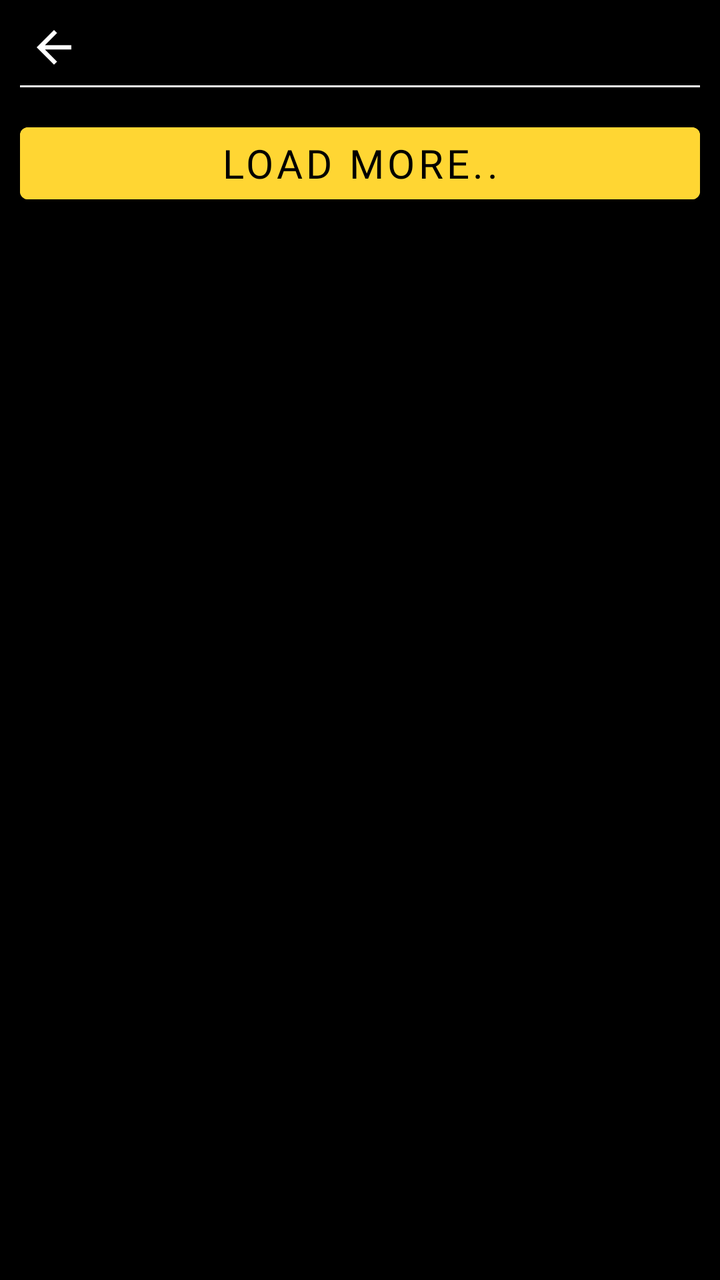
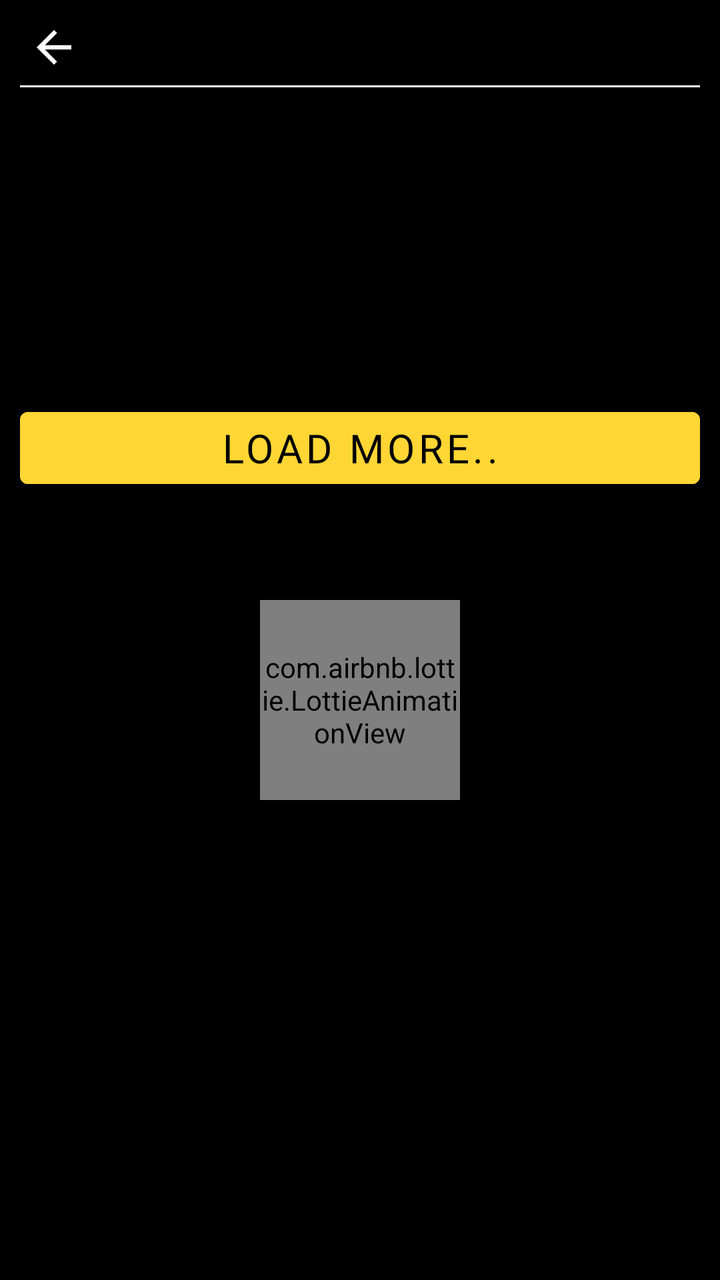

An Android layout rendered at two revisions. The XML below is the earlier revision; the diff shows what the commit changed to produce the second picture.
<!-- AndroidManifest.xml: application theme Theme.NavigationDrawer -->
<!-- res/layout/fragment_gallery.xml -->
<?xml version="1.0" encoding="utf-8"?>
<androidx.core.widget.NestedScrollView xmlns:android="http://schemas.android.com/apk/res/android"
    xmlns:app="http://schemas.android.com/apk/res-auto"
    xmlns:tools="http://schemas.android.com/tools"
    android:layout_width="match_parent"
    android:layout_height="match_parent"
    android:background="@color/black"
    tools:context=".Fragment.Gallery">

    <androidx.constraintlayout.widget.ConstraintLayout
        android:layout_width="match_parent"
        android:layout_height="wrap_content">

        <LinearLayout
            android:id="@+id/lay2"
            android:layout_width="match_parent"
            android:layout_height="wrap_content"
            android:layout_marginTop="10dp"
            android:orientation="horizontal"
            android:paddingHorizontal="10dp"
            android:weightSum="1"
            app:layout_constraintEnd_toEndOf="parent"
            app:layout_constraintStart_toStartOf="parent"
            app:layout_constraintTop_toTopOf="parent">

            <ImageView
                android:id="@+id/back"
                android:layout_width="0dp"
                android:layout_height="wrap_content"
                android:layout_gravity="center_vertical"
                android:layout_weight="0.1"
                android:src="@drawable/arrow_back" />

            <TextView
                android:id="@+id/text1"
                android:layout_width="0dp"
                android:layout_height="wrap_content"
                android:layout_gravity="center_vertical"
                android:layout_marginBottom="-2dp"
                android:layout_weight="0.9"
                android:fontFamily="@font/poppins_semibold"
                android:gravity="center_vertical"
                android:paddingHorizontal="5dp"
                android:textAllCaps="true"
                android:textColor="@color/white"
                android:textSize="22sp" />
        </LinearLayout>

        <View
            android:id="@+id/view1"
            android:layout_width="0dp"
            android:layout_height="1dp"
            android:layout_marginHorizontal="10dp"
            android:layout_marginTop="5dp"
            android:background="@color/white"
            app:layout_constraintEnd_toEndOf="parent"
            app:layout_constraintStart_toStartOf="parent"
            app:layout_constraintTop_toBottomOf="@id/lay2" />

        <androidx.recyclerview.widget.RecyclerView
            android:id="@+id/gallRV"
            android:layout_width="0dp"
            android:layout_height="wrap_content"
            android:layout_marginTop="10dp"
            app:layout_constraintEnd_toEndOf="parent"
            app:layout_constraintStart_toStartOf="parent"
            app:layout_constraintTop_toBottomOf="@id/lay2" />

        <Button
            android:id="@+id/loadBtn"
            android:layout_width="0dp"
            android:layout_height="wrap_content"
            android:layout_margin="10dp"
            android:backgroundTint="#FFD633"
            android:fontFamily="@font/poppins_medium"
            android:text="Load More.."
            android:textColor="@color/black"
            android:textSize="20sp"
            app:layout_constraintBottom_toBottomOf="parent"
            app:layout_constraintEnd_toEndOf="parent"
            app:layout_constraintStart_toStartOf="parent"
            app:layout_constraintTop_toBottomOf="@id/gallRV" />

    </androidx.constraintlayout.widget.ConstraintLayout>

</androidx.core.widget.NestedScrollView>
<!-- resources referenced by this layout -->
<resources>
  <color name="black">#FF000000</color>
  <color name="white">#FFFFFFFF</color>
  <!-- drawable arrow_back (drawable) -->
  <vector android:autoMirrored="true" android:height="26dp"
      android:tint="#FFFFFF" android:viewportHeight="24"
      android:viewportWidth="24" android:width="26dp" xmlns:android="http://schemas.android.com/apk/res/android">
      <path android:fillColor="@android:color/black" android:pathData="M20,11H7.83l5.59,-5.59L12,4l-8,8 8,8 1.41,-1.41L7.83,13H20v-2z"/>
  </vector>
  <style name="Theme.NavigationDrawer" parent="Theme.MaterialComponents.DayNight.NoActionBar">
          
          <item name="colorPrimary">#FFECA1</item>
          
      </style>
</resources>

<!-- the commit's change to res/layout/fragment_gallery.xml (unified diff, before → after) -->
@@ -9,7 +9,7 @@
 
     <androidx.constraintlayout.widget.ConstraintLayout
         android:layout_width="match_parent"
-        android:layout_height="wrap_content">
+        android:layout_height="match_parent">
 
         <LinearLayout
             android:id="@+id/lay2"
@@ -60,11 +60,24 @@
         <androidx.recyclerview.widget.RecyclerView
             android:id="@+id/gallRV"
             android:layout_width="0dp"
-            android:layout_height="wrap_content"
+            android:layout_height="match_parent"
             android:layout_marginTop="10dp"
             app:layout_constraintEnd_toEndOf="parent"
             app:layout_constraintStart_toStartOf="parent"
             app:layout_constraintTop_toBottomOf="@id/lay2" />
+
+        <com.airbnb.lottie.LottieAnimationView
+            android:id="@+id/resLot"
+            android:layout_width="100dp"
+            android:layout_height="100dp"
+            android:layout_marginTop="300dp"
+            android:elevation="5dp"
+            app:layout_constraintEnd_toEndOf="parent"
+            app:layout_constraintStart_toStartOf="parent"
+            app:layout_constraintTop_toTopOf="parent"
+            app:lottie_autoPlay="true"
+            app:lottie_loop="true"
+            app:lottie_rawRes="@raw/asmita" />
 
         <Button
             android:id="@+id/loadBtn"
@@ -76,10 +89,10 @@
             android:text="Load More.."
             android:textColor="@color/black"
             android:textSize="20sp"
+            app:layout_constraintTop_toBottomOf="@id/gallRV"
             app:layout_constraintBottom_toBottomOf="parent"
             app:layout_constraintEnd_toEndOf="parent"
-            app:layout_constraintStart_toStartOf="parent"
-            app:layout_constraintTop_toBottomOf="@id/gallRV" />
+            app:layout_constraintStart_toStartOf="parent" />
 
     </androidx.constraintlayout.widget.ConstraintLayout>
 
